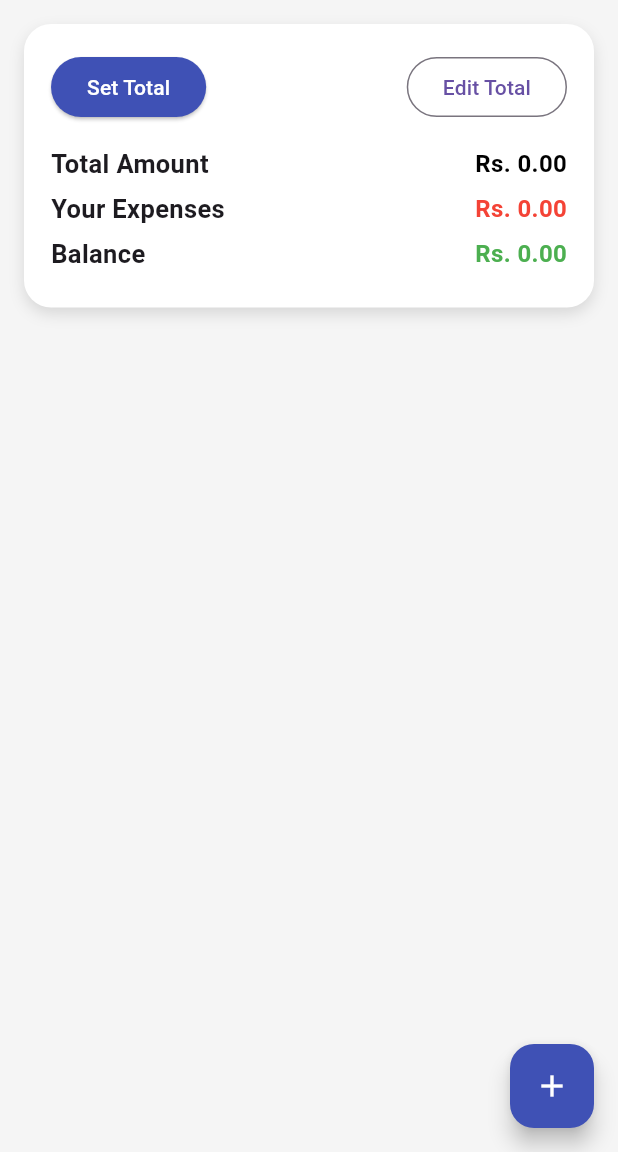
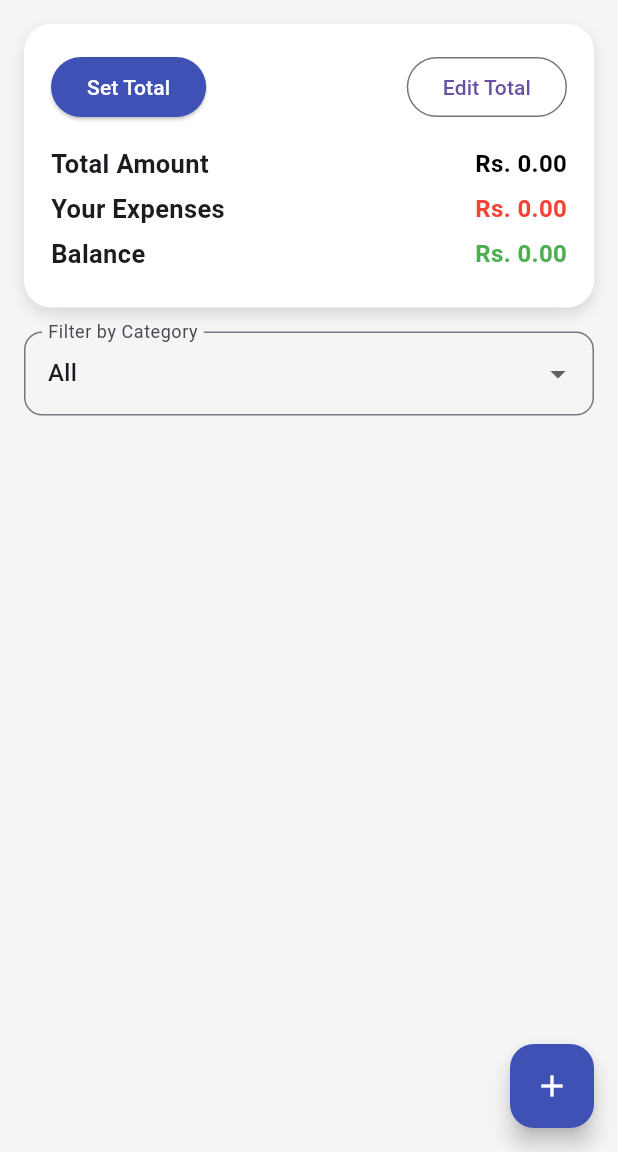
Before and after one commit to Johnvilin-Sibina/Expense-Tracker, a Flutter app: the screen it shows after launch, on a phone screen of 412 x 824 dp, the part 84-1236 px from its top. Run offline on Flutter 3.47's test engine with Material 3 defaults, Android fonts, the phone set to English and light mode, and no system bars; our stand-ins replace hive, hive_flutter; accounts and stored records are empty.

Commit message:
feat: add dropdown to filter expense records based on category

```diff
--- a/lib/screens/add_expense_screen.dart
+++ b/lib/screens/add_expense_screen.dart
@@ -73,6 +73,7 @@ class _AddExpenseScreenState extends State<AddExpenseScreen> {
       appBar: AppBar(title: const Text("Add Expense"), elevation: 1),
 
       body: Center(
+        child: SingleChildScrollView(
           child: Container(
             width: 450,
             padding: const EdgeInsets.all(20),
@@ -244,6 +245,7 @@ class _AddExpenseScreenState extends State<AddExpenseScreen> {
             ),
           ),
         ),
+      ),
     );
   }
 }
--- a/lib/screens/home_screen.dart
+++ b/lib/screens/home_screen.dart
@@ -14,8 +14,28 @@ class _HomeScreenState extends State<HomeScreen> {
   final expensesBox = Hive.box<ExpenseModel>('expensesBox');
   final settingsBox = Hive.box('settingsBox');
 
+   // Category List for filtering
+  final List<String> _categories = [
+    "All",
+    "Food",
+    "Travel",
+    "Shopping",
+    "Bills",
+    "Health",
+    "Entertainment",
+    "Other",
+  ];
+
+  String _selectedFilter = "All";
+
   List<ExpenseModel> get expenses {
-    return expensesBox.values.toList();
+     if (_selectedFilter == "All") {
+      return expensesBox.values.toList();
+    } else {
+      return expensesBox.values
+          .where((e) => e.category == _selectedFilter)
+          .toList();
+    }
   }
 
   double get totalAmount {
@@ -181,6 +201,31 @@ void showTotalAmountDialog({bool isEdit = false}) {
             ),
           ),
 
+          // Category Filter Dropdown
+           Padding(
+            padding: const EdgeInsets.symmetric(horizontal: 16),
+            child: DropdownButtonFormField<String>(
+              initialValue: _selectedFilter,
+              decoration: InputDecoration(
+                labelText: "Filter by Category",
+                border: OutlineInputBorder(
+                  borderRadius: BorderRadius.circular(12),
+                ),
+              ),
+              items: _categories.map((cat) {
+                return DropdownMenuItem(value: cat, child: Text(cat));
+              }).toList(),
+              onChanged: (value) {
+                setState(() {
+                  _selectedFilter = value!;
+                });
+              },
+            ),
+          ),
+
+          SizedBox(height: 10),
+
+
           // Expense List
           Expanded(
             child: ListView.builder(
```
Lines whose indentation alone changed are shown as unchanged.
